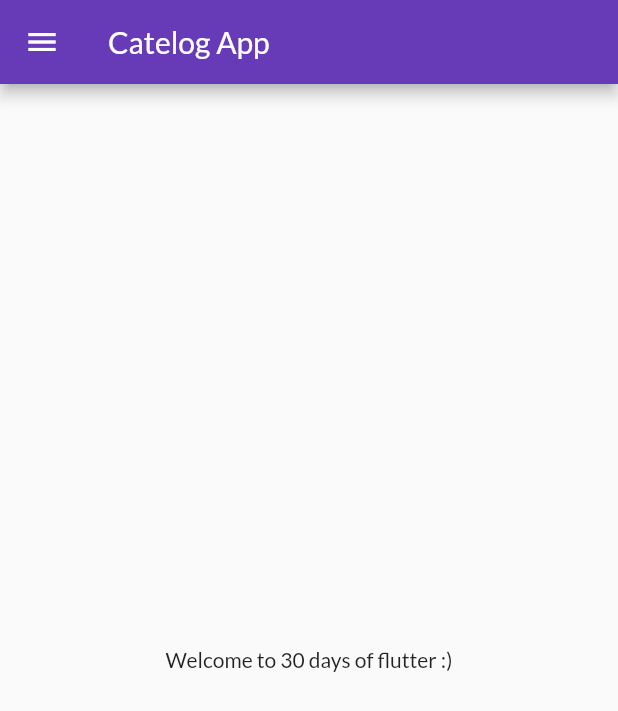
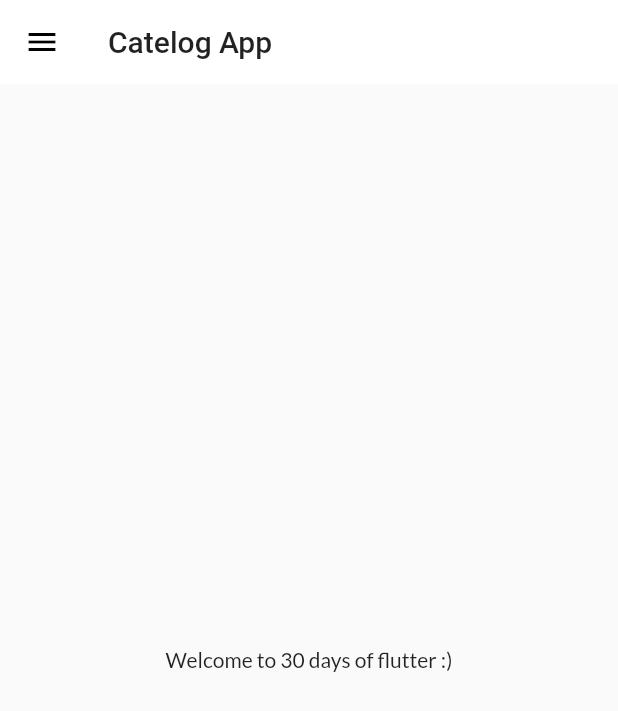
Before and after one commit to SharjeelMoqrabKhan/30days_of_flutter, a Flutter app: the screen it shows after launch, on a phone screen of 412 x 824 dp. Shown: the top 711 px of the screen. Run offline on Flutter 3.47's test engine with Material 2 defaults, Android fonts, the phone set to English and light mode, and no system bars; our stand-ins replace google_fonts.

Commit message:
theme extracted

```diff
--- a/flutter_30/lib/main.dart
+++ b/flutter_30/lib/main.dart
@@ -2,7 +2,7 @@ import 'package:flutter/material.dart';
 import 'package:flutter_30/pages/home_page.dart';
 import 'package:flutter_30/pages/log_in_page.dart';
 import 'package:flutter_30/util/routes/myRoutes.dart';
-import 'package:google_fonts/google_fonts.dart';
+import 'package:flutter_30/widgets/theme.dart';
 
 void main() {
   runApp(MyApp());
@@ -14,10 +14,7 @@ class MyApp extends StatelessWidget {
     return MaterialApp(
       debugShowCheckedModeBanner: false,
       themeMode: ThemeMode.light,
-      theme: ThemeData(
-        fontFamily: GoogleFonts.lato().fontFamily,
-        primarySwatch: Colors.deepPurple,
-      ),
+      theme: MyTheme.lightTheme(context),
       darkTheme: ThemeData(brightness: Brightness.dark),
       initialRoute: MyRoutes.homeRoute,
       routes: {
--- /dev/null
+++ b/flutter_30/lib/widgets/theme.dart
@@ -0,0 +1,18 @@
+import 'package:flutter/material.dart';
+import 'package:google_fonts/google_fonts.dart';
+
+class MyTheme {
+  static ThemeData lightTheme(BuildContext context) => ThemeData(
+        fontFamily: GoogleFonts.lato().fontFamily,
+        primarySwatch: Colors.deepPurple,
+        appBarTheme: AppBarTheme(
+            color: Colors.white,
+            elevation: 0,
+            iconTheme: IconThemeData(
+              color: Colors.black,
+            ),
+            textTheme: Theme.of(context).textTheme),
+      );
+  static ThemeData darkTheme(BuildContext context) =>
+      ThemeData(brightness: Brightness.dark);
+}
```
